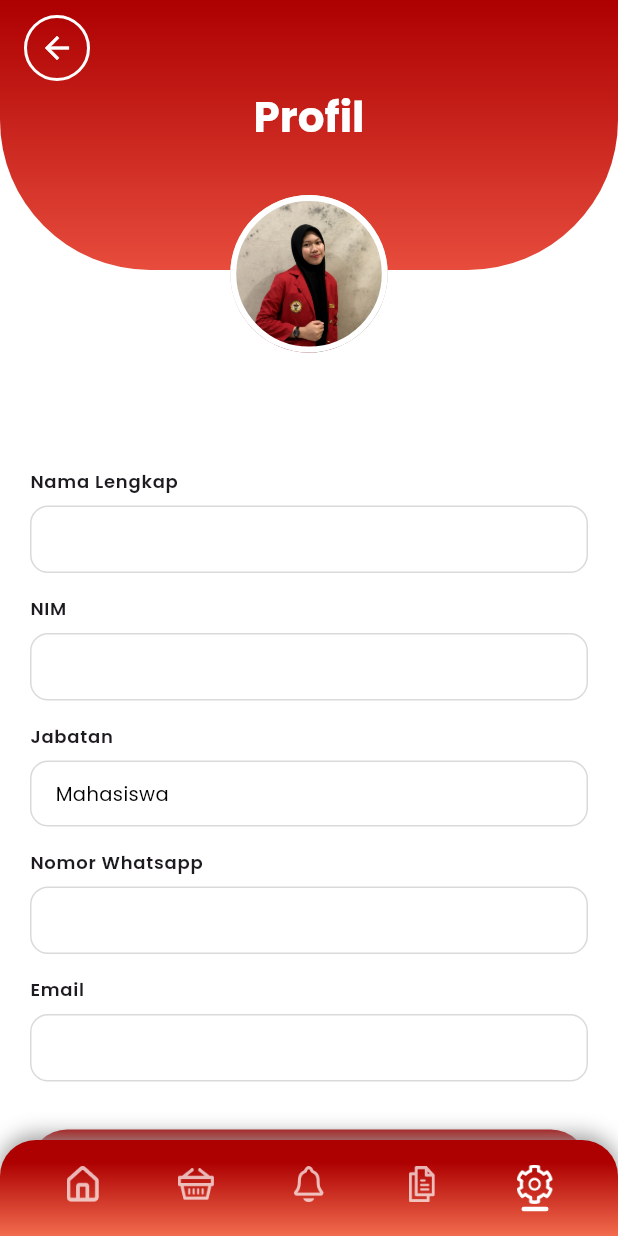
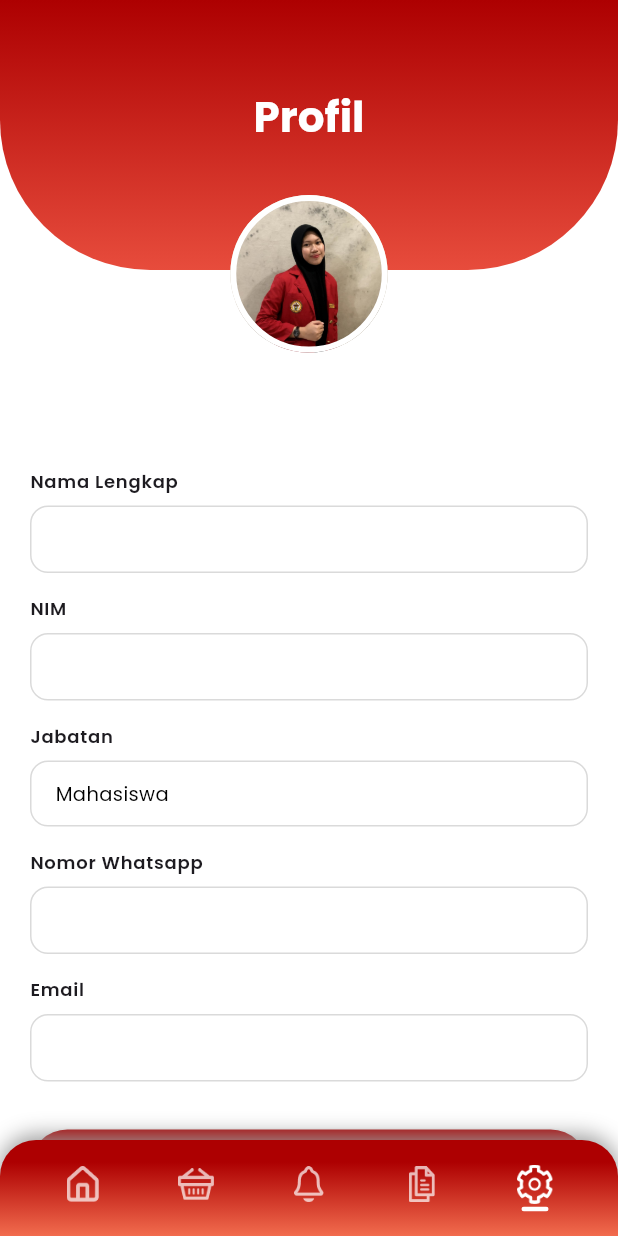
Before and after one commit to Ramadani2610/Pemrograman-Mobile-Kelompok-6_C, a Flutter app: the ProfilePage screen opened by its route, on a phone screen of 412 x 824 dp. Run offline on Flutter 3.47's test engine with Material 3 defaults, Android fonts, the phone set to English and light mode, and no system bars; our stand-ins replace cloud_firestore, dropdown_search, file_picker, firebase_auth, firebase_core, image_picker and 1 more; missing offline and left inert: cloudinary_public; accounts and stored records are empty.

Commit message:
edit tanda panah kembali

```diff
--- a/lib/presentation/profile/profile_page.dart
+++ b/lib/presentation/profile/profile_page.dart
@@ -101,21 +101,7 @@ class _ProfilePageState extends State<ProfilePage> {
                       padding: const EdgeInsets.fromLTRB(16, 10, 16, 8),
                       child: Align(
                         alignment: Alignment.topLeft,
-                        child: GestureDetector(
-                          onTap: () => Navigator.pop(context),
-                          child: Container(
-                            padding: const EdgeInsets.all(8),
-                            decoration: BoxDecoration(
-                              shape: BoxShape.circle,
-                              border: Border.all(color: Colors.white, width: 2),
-                            ),
-                            child: const Icon(
-                              Icons.arrow_back,
-                              color: Colors.white,
-                              size: 24,
-                            ),
-                          ),
-                        ),
+                        child: Container(),
                       ),
                     ),
                   ),
@@ -264,11 +250,8 @@ class _ProfilePageState extends State<ProfilePage> {
           ),
           child: Text(
             value,
-            style: AppTextStyles.body2.copyWith(
-              color: AppColors.titleText,
+            style: AppTextStyles.body2.copyWith(color: AppColors.titleText),
           ),
-          ),
-
         ),
       ],
     );
@@ -775,7 +758,6 @@ class _EditProfilePageState extends State<EditProfilePage> {
                 width: 2,
               ),
             ),
-
           ),
         ),
       ],
```
Lines whose indentation alone changed are shown as unchanged.
